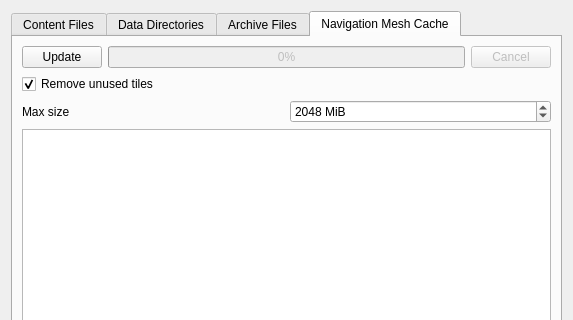
The window that apps/launcher/ui/datafilespage.ui (sunhawken/openmw) describes before a commit, drawn with Qt 5; both pictures show x 0 to 573 and y 0 to 320 of the 573 by 557 pixel window.
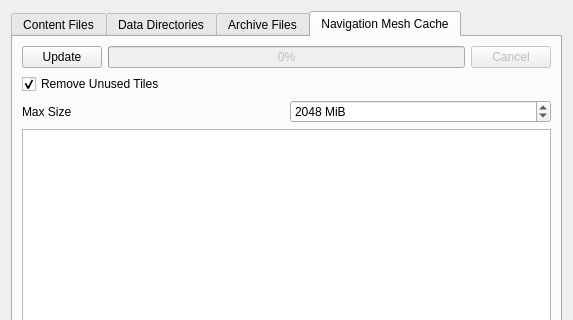
The same window after the commit. The open tabs and pages were chosen to show the change. Icons and pictures are not drawn. Custom widgets are drawn as their Qt base class.

```diff
--- a/apps/launcher/ui/datafilespage.ui
+++ b/apps/launcher/ui/datafilespage.ui
@@ -305,7 +305,7 @@
        <item>
         <widget class="QCheckBox" name="navMeshRemoveUnusedTilesCheckBox">
          <property name="text">
-          <string>Remove unused tiles</string>
+          <string>Remove Unused Tiles</string>
          </property>
          <property name="checked">
           <bool>true</bool>
@@ -317,7 +317,7 @@
          <item>
           <widget class="QLabel" name="navMeshMaxSizeLabel">
            <property name="text">
-            <string>Max size</string>
+            <string>Max Size</string>
            </property>
           </widget>
          </item>
```
Left out of the diff: 6 changed lines with no effect on the pictures.
